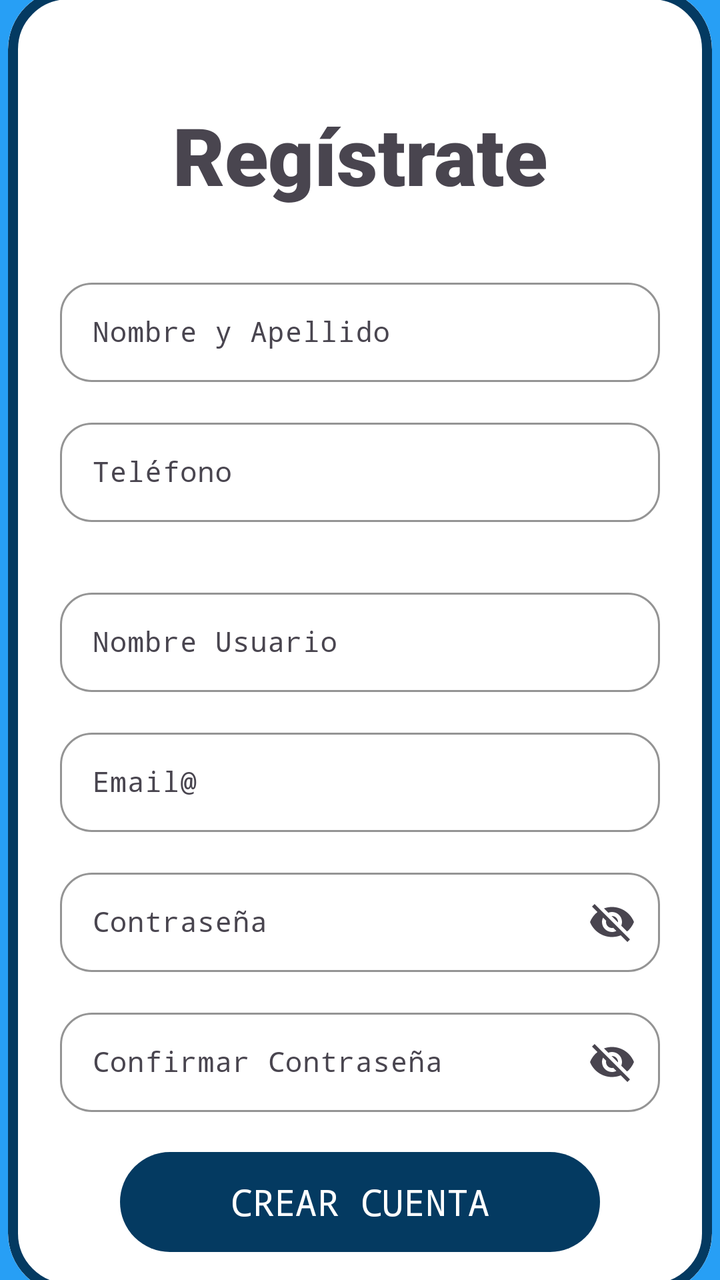
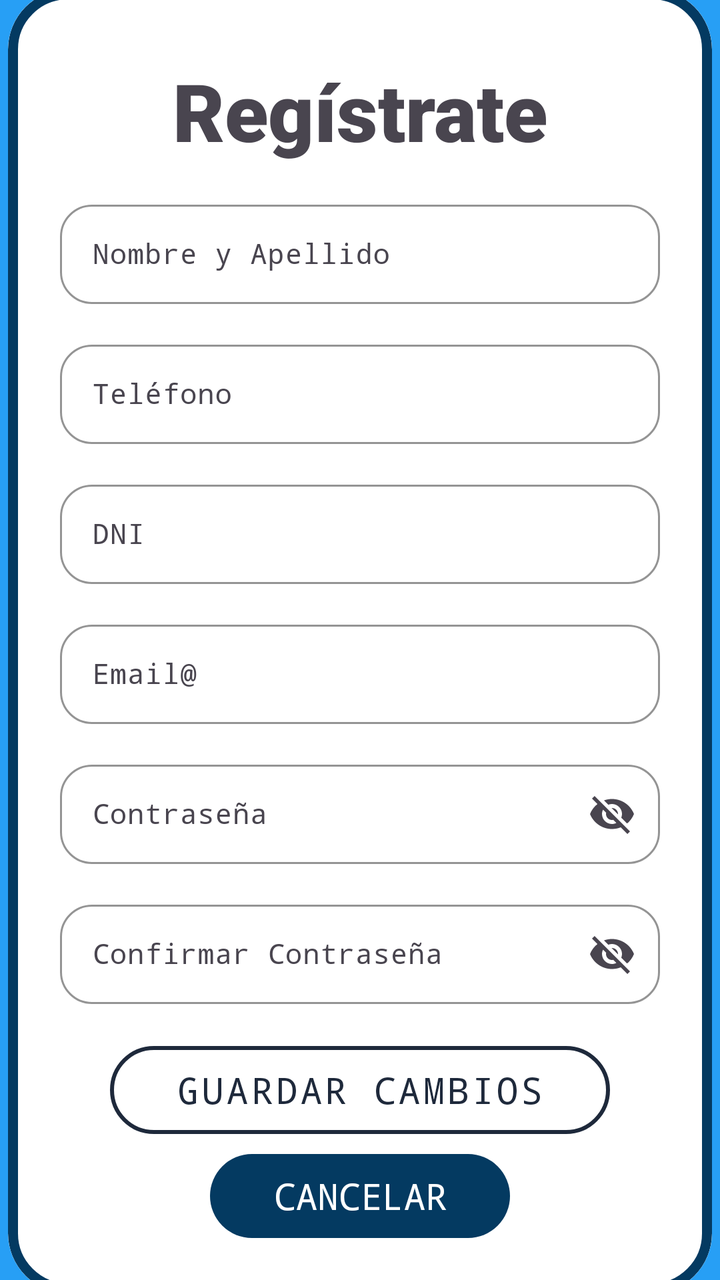

An Android layout rendered at two revisions. The XML below is the earlier revision; the diff shows what the commit changed to produce the second picture.
<!-- AndroidManifest.xml: application theme Theme.ParkPay -->
<!-- res/layout/activity_registro.xml -->
<?xml version="1.0" encoding="utf-8"?>
<androidx.constraintlayout.widget.ConstraintLayout xmlns:android="http://schemas.android.com/apk/res/android"
    xmlns:app="http://schemas.android.com/apk/res-auto"
    xmlns:tools="http://schemas.android.com/tools"
    android:id="@+id/main"
    android:layout_width="match_parent"
    android:layout_height="match_parent"
    tools:context=".Registro"
    android:background="#279FF5">

    <com.google.android.material.card.MaterialCardView
        style="@style/Widget.Material3.CardView.Outlined"
        android:layout_width="352dp"

        android:layout_height="652dp"
        app:cardBackgroundColor="@android:color/transparent"
        app:cardCornerRadius="30dp"
        app:layout_constraintBottom_toBottomOf="parent"
        app:layout_constraintEnd_toEndOf="parent"
        app:layout_constraintHorizontal_bias="0.491"
        app:layout_constraintStart_toStartOf="parent"
        app:layout_constraintTop_toTopOf="parent"
        app:layout_constraintVertical_bias="0.493"
        app:strokeColor="#043A61"
        app:strokeWidth="5dp">

        <androidx.constraintlayout.widget.ConstraintLayout
            android:layout_width="match_parent"
            android:layout_height="match_parent"
            android:background="@color/white"
            android:padding="16dp">

            <TextView
                android:id="@+id/textView"
                android:layout_width="wrap_content"
                android:layout_height="wrap_content"
                android:layout_marginTop="40dp"
                android:text="@string/login_register"
                android:textSize="40sp"
                app:layout_constraintEnd_toEndOf="parent"
                app:layout_constraintHorizontal_bias="0.502"
                app:layout_constraintStart_toStartOf="parent"
                app:layout_constraintTop_toTopOf="parent"
                android:fontFamily="sans-serif-black"/>

            <com.google.android.material.textfield.TextInputLayout
                android:id="@+id/til_name"
                android:layout_width="300dp"
                android:layout_height="55dp"
                android:layout_marginTop="32dp"
                android:hint="@string/register_name"
                app:boxBackgroundMode="outline"
                app:boxCornerRadiusBottomEnd="16dp"
                app:boxCornerRadiusBottomStart="16dp"
                app:boxCornerRadiusTopEnd="16dp"
                app:boxCornerRadiusTopStart="16dp"
                app:boxStrokeColor="#1E293B"
                app:hintTextColor="#64748B"
                app:layout_constraintEnd_toEndOf="parent"
                app:layout_constraintStart_toStartOf="parent"
                app:layout_constraintTop_toBottomOf="@+id/textView">

                <com.google.android.material.textfield.TextInputEditText
                    android:id="@+id/id_text_register_name"
                    android:layout_width="match_parent"
                    android:layout_height="wrap_content"
                    android:inputType="text"
                    android:textColor="#0F172A"
                    android:textColorHint="#64748B"
                    android:textSize="14sp"
                    android:fontFamily="monospace"/>
            </com.google.android.material.textfield.TextInputLayout>


            <com.google.android.material.textfield.TextInputLayout
                android:id="@+id/til_phone"
                android:layout_width="300dp"
                android:layout_height="55dp"
                android:layout_marginTop="15dp"
                android:hint="@string/register_number"
                app:boxBackgroundMode="outline"
                app:boxCornerRadiusBottomEnd="16dp"
                app:boxCornerRadiusBottomStart="16dp"
                app:boxCornerRadiusTopEnd="16dp"
                app:boxCornerRadiusTopStart="16dp"
                app:boxStrokeColor="#1E293B"
                app:hintTextColor="#64748B"
                app:layout_constraintEnd_toEndOf="parent"
                app:layout_constraintStart_toStartOf="parent"
                app:layout_constraintTop_toBottomOf="@+id/til_name">

                <com.google.android.material.textfield.TextInputEditText
                    android:id="@+id/id_text_register_phone"
                    android:layout_width="match_parent"
                    android:layout_height="wrap_content"
                    android:inputType="number"
                    android:textColor="#0F172A"
                    android:textColorHint="#64748B"
                    android:textSize="14sp"
                    android:fontFamily="monospace"/>
            </com.google.android.material.textfield.TextInputLayout>

            <com.google.android.material.textfield.TextInputLayout
                android:id="@+id/til_username"
                android:layout_width="300dp"
                android:layout_height="55dp"
                android:layout_marginTop="30dp"
                android:hint="@string/register_username"
                app:boxBackgroundMode="outline"
                app:boxCornerRadiusBottomEnd="16dp"
                app:boxCornerRadiusBottomStart="16dp"
                app:boxCornerRadiusTopEnd="16dp"
                app:boxCornerRadiusTopStart="16dp"
                app:boxStrokeColor="#1E293B"
                app:hintTextColor="#64748B"
                app:layout_constraintEnd_toEndOf="parent"
                app:layout_constraintStart_toStartOf="parent"
                app:layout_constraintTop_toBottomOf="@+id/til_phone">

                <com.google.android.material.textfield.TextInputEditText
                    android:id="@+id/id_text_register_username"
                    android:layout_width="match_parent"
                    android:layout_height="wrap_content"
                    android:inputType="text"
                    android:textColor="#0F172A"
                    android:textColorHint="#64748B"
                    android:textSize="14sp"
                    android:fontFamily="monospace"/>
            </com.google.android.material.textfield.TextInputLayout>


            <com.google.android.material.textfield.TextInputLayout
                android:id="@+id/til_email"
                android:layout_width="300dp"
                android:layout_height="55dp"
                android:layout_marginTop="15dp"
                android:hint="@string/login_ph_email"
                app:boxBackgroundMode="outline"
                app:boxCornerRadiusBottomEnd="16dp"
                app:boxCornerRadiusBottomStart="16dp"
                app:boxCornerRadiusTopEnd="16dp"
                app:boxCornerRadiusTopStart="16dp"
                app:boxStrokeColor="#1E293B"
                app:hintTextColor="#64748B"
                app:layout_constraintEnd_toEndOf="parent"
                app:layout_constraintStart_toStartOf="parent"
                app:layout_constraintTop_toBottomOf="@+id/til_username">

                <com.google.android.material.textfield.TextInputEditText
                    android:id="@+id/id_text_register_email"
                    android:layout_width="match_parent"
                    android:layout_height="wrap_content"
                    android:inputType="textEmailAddress"
                    android:textColor="#0F172A"
                    android:textColorHint="#64748B"
                    android:textSize="14sp"
                    android:fontFamily="monospace"/>
            </com.google.android.material.textfield.TextInputLayout>

            <com.google.android.material.textfield.TextInputLayout
                android:id="@+id/til_passw"
                android:layout_width="300dp"
                android:layout_height="55dp"
                android:layout_marginTop="15dp"
                android:hint="@string/login_ph_password"
                app:boxBackgroundMode="outline"
                app:boxCornerRadiusBottomEnd="16dp"
                app:boxCornerRadiusBottomStart="16dp"
                app:boxCornerRadiusTopEnd="16dp"
                app:boxCornerRadiusTopStart="16dp"
                app:boxStrokeColor="#1E293B"
                app:hintTextColor="#64748B"
                app:layout_constraintEnd_toEndOf="parent"
                app:layout_constraintStart_toStartOf="parent"
                app:layout_constraintTop_toBottomOf="@+id/til_email"
                app:endIconMode="password_toggle">

                <com.google.android.material.textfield.TextInputEditText
                    android:id="@+id/id_text_register_passw"
                    android:layout_width="match_parent"
                    android:layout_height="wrap_content"
                    android:inputType="text"
                    android:textColor="#0F172A"
                    android:textColorHint="#64748B"
                    android:textSize="14sp"
                    android:fontFamily="monospace"/>
            </com.google.android.material.textfield.TextInputLayout>


            <com.google.android.material.textfield.TextInputLayout
                android:id="@+id/til_confPassw"
                android:layout_width="300dp"
                android:layout_height="55dp"
                android:layout_marginTop="15dp"
                android:hint="@string/register_confPassw"
                app:boxBackgroundMode="outline"
                app:boxCornerRadiusBottomEnd="16dp"
                app:boxCornerRadiusBottomStart="16dp"
                app:boxCornerRadiusTopEnd="16dp"
                app:boxCornerRadiusTopStart="16dp"
                app:boxStrokeColor="#1E293B"
                app:endIconMode="password_toggle"
                app:hintTextColor="#64748B"
                app:layout_constraintEnd_toEndOf="parent"
                app:layout_constraintStart_toStartOf="parent"
                app:layout_constraintTop_toBottomOf="@+id/til_passw">

                <com.google.android.material.textfield.TextInputEditText
                    android:id="@+id/id_text_register_confPassw"
                    android:layout_width="match_parent"
                    android:layout_height="wrap_content"
                    android:inputType="text"
                    android:textColor="#0F172A"
                    android:textColorHint="#64748B"
                    android:textSize="14sp"
                    android:fontFamily="monospace"/>
            </com.google.android.material.textfield.TextInputLayout>


            <com.google.android.material.button.MaterialButton
                android:id="@+id/id_bt_login"
                android:layout_width="240dp"
                android:layout_height="58dp"
                android:layout_marginHorizontal="8dp"
                android:layout_marginTop="16dp"
                android:fontFamily="monospace"
                android:onClick="crearUsuario"
                android:text="@string/register_create"
                android:textAllCaps="true"
                android:textColor="#FFFFFF"
                android:textSize="18sp"
                app:backgroundTint="#043A61"
                app:cornerRadius="29dp"
                app:elevation="5dp"
                app:layout_constraintEnd_toEndOf="parent"
                app:layout_constraintStart_toStartOf="parent"
                app:layout_constraintTop_toBottomOf="@+id/til_confPassw" />


        </androidx.constraintlayout.widget.ConstraintLayout>

    </com.google.android.material.card.MaterialCardView>

</androidx.constraintlayout.widget.ConstraintLayout>
<!-- resources referenced by this layout -->
<resources>
  <color name="white">#FFFFFFFF</color>
  <string name="login_ph_email">Email@</string>
  <string name="login_ph_password">Contraseña</string>
  <string name="login_register">Regístrate</string>
  <string name="register_confPassw">Confirmar Contraseña</string>
  <string name="register_create">Crear Cuenta</string>
  <string name="register_name">Nombre y Apellido</string>
  <string name="register_number">Teléfono</string>
  <string name="register_username">Nombre Usuario</string>
  <style name="Theme.ParkPay" parent="Base.Theme.ParkPay" />
  <style name="Base.Theme.ParkPay" parent="Theme.Material3.DayNight.NoActionBar">
          
          
      </style>
</resources>

<!-- the commit's change to res/layout/activity_registro.xml (unified diff, before → after) -->
@@ -7,6 +7,267 @@
     android:layout_height="match_parent"
     tools:context=".Registro"
     android:background="#279FF5">
+
+
+
+
+
+
+
+
+
+
+
+
+
+
+
+
+
+
+
+
+
+
+
+
+
+
+
+
+
+
+
+
+
+
+
+
+
+
+
+
+
+
+
+
+
+
+
+
+
+
+
+
+
+
+
+
+
+
+
+
+
+
+
+
+
+
+
+
+
+
+
+
+
+
+
+
+
+
+
+
+
+
+
+
+
+
+
+
+
+
+
+
+
+
+
+
+
+
+
+
+
+
+
+
+
+
+
+
+
+
+
+
+
+
+
+
+
+
+
+
+
+
+
+
+
+
+
+
+
+
+
+
+
+
+
+
+
+
+
+
+
+
+
+
+
+
+
+
+
+
+
+
+
+
+
+
+
+
+
+
+
+
+
+
+
+
+
+
+
+
+
+
+
+
+
+
+
+
+
+
+
+
+
+
+
+
+
+
+
+
+
+
+
+
+
+
+
+
+
+
+
+
+
+
+
+
+
+
+
+
+
+
+
+
+
+
+
+
+
+
+
+
+
+
+
+
+
+
+
+
+
+
+
+
+
+
+
+
+
+
+
+
+
+
+
+
+
+
+
+
+
+
+
+
+
+
+
+
+
+
+
 
     <com.google.android.material.card.MaterialCardView
         style="@style/Widget.Material3.CardView.Outlined"
@@ -34,20 +295,19 @@
                 android:id="@+id/textView"
                 android:layout_width="wrap_content"
                 android:layout_height="wrap_content"
-                android:layout_marginTop="40dp"
+                android:layout_marginTop="18dp"
+                android:fontFamily="sans-serif-black"
                 android:text="@string/login_register"
                 android:textSize="40sp"
                 app:layout_constraintEnd_toEndOf="parent"
                 app:layout_constraintHorizontal_bias="0.502"
                 app:layout_constraintStart_toStartOf="parent"
-                app:layout_constraintTop_toTopOf="parent"
-                android:fontFamily="sans-serif-black"/>
+                app:layout_constraintTop_toTopOf="parent" />
 
             <com.google.android.material.textfield.TextInputLayout
                 android:id="@+id/til_name"
                 android:layout_width="300dp"
                 android:layout_height="55dp"
-                android:layout_marginTop="32dp"
                 android:hint="@string/register_name"
                 app:boxBackgroundMode="outline"
                 app:boxCornerRadiusBottomEnd="16dp"
@@ -58,17 +318,18 @@
                 app:hintTextColor="#64748B"
                 app:layout_constraintEnd_toEndOf="parent"
                 app:layout_constraintStart_toStartOf="parent"
-                app:layout_constraintTop_toBottomOf="@+id/textView">
+                app:layout_constraintTop_toBottomOf="@+id/textView"
+                android:layout_marginTop="15dp">
 
                 <com.google.android.material.textfield.TextInputEditText
                     android:id="@+id/id_text_register_name"
                     android:layout_width="match_parent"
                     android:layout_height="wrap_content"
+                    android:fontFamily="monospace"
                     android:inputType="text"
                     android:textColor="#0F172A"
                     android:textColorHint="#64748B"
-                    android:textSize="14sp"
-                    android:fontFamily="monospace"/>
+                    android:textSize="14sp" />
             </com.google.android.material.textfield.TextInputLayout>
 
 
@@ -101,11 +362,10 @@
             </com.google.android.material.textfield.TextInputLayout>
 
             <com.google.android.material.textfield.TextInputLayout
-                android:id="@+id/til_username"
+                android:id="@+id/til_dni"
                 android:layout_width="300dp"
                 android:layout_height="55dp"
-                android:layout_marginTop="30dp"
-                android:hint="@string/register_username"
+                android:hint="@string/register_dni"
                 app:boxBackgroundMode="outline"
                 app:boxCornerRadiusBottomEnd="16dp"
                 app:boxCornerRadiusBottomStart="16dp"
@@ -115,19 +375,19 @@
                 app:hintTextColor="#64748B"
                 app:layout_constraintEnd_toEndOf="parent"
                 app:layout_constraintStart_toStartOf="parent"
-                app:layout_constraintTop_toBottomOf="@+id/til_phone">
+                app:layout_constraintTop_toBottomOf="@+id/til_phone"
+                android:layout_marginTop="15dp">
 
                 <com.google.android.material.textfield.TextInputEditText
-                    android:id="@+id/id_text_register_username"
+                    android:id="@+id/id_text_register_dni"
                     android:layout_width="match_parent"
                     android:layout_height="wrap_content"
+                    android:fontFamily="monospace"
                     android:inputType="text"
                     android:textColor="#0F172A"
                     android:textColorHint="#64748B"
-                    android:textSize="14sp"
-                    android:fontFamily="monospace"/>
+                    android:textSize="14sp" />
             </com.google.android.material.textfield.TextInputLayout>
-
 
             <com.google.android.material.textfield.TextInputLayout
                 android:id="@+id/til_email"
@@ -144,7 +404,7 @@
                 app:hintTextColor="#64748B"
                 app:layout_constraintEnd_toEndOf="parent"
                 app:layout_constraintStart_toStartOf="parent"
-                app:layout_constraintTop_toBottomOf="@+id/til_username">
+                app:layout_constraintTop_toBottomOf="@+id/til_dni">
 
                 <com.google.android.material.textfield.TextInputEditText
                     android:id="@+id/id_text_register_email"
@@ -157,11 +417,11 @@
                     android:fontFamily="monospace"/>
             </com.google.android.material.textfield.TextInputLayout>
 
+
             <com.google.android.material.textfield.TextInputLayout
                 android:id="@+id/til_passw"
                 android:layout_width="300dp"
                 android:layout_height="55dp"
-                android:layout_marginTop="15dp"
                 android:hint="@string/login_ph_password"
                 app:boxBackgroundMode="outline"
                 app:boxCornerRadiusBottomEnd="16dp"
@@ -169,21 +429,22 @@
                 app:boxCornerRadiusTopEnd="16dp"
                 app:boxCornerRadiusTopStart="16dp"
                 app:boxStrokeColor="#1E293B"
+                app:endIconMode="password_toggle"
                 app:hintTextColor="#64748B"
                 app:layout_constraintEnd_toEndOf="parent"
                 app:layout_constraintStart_toStartOf="parent"
                 app:layout_constraintTop_toBottomOf="@+id/til_email"
-                app:endIconMode="password_toggle">
+                android:layout_marginTop="15dp">
 
                 <com.google.android.material.textfield.TextInputEditText
                     android:id="@+id/id_text_register_passw"
                     android:layout_width="match_parent"
                     android:layout_height="wrap_content"
+                    android:fontFamily="monospace"
                     android:inputType="text"
                     android:textColor="#0F172A"
                     android:textColorHint="#64748B"
-                    android:textSize="14sp"
-                    android:fontFamily="monospace"/>
+                    android:textSize="14sp" />
             </com.google.android.material.textfield.TextInputLayout>
 
 
@@ -218,14 +479,33 @@
 
 
             <com.google.android.material.button.MaterialButton
-                android:id="@+id/id_bt_login"
-                android:layout_width="240dp"
-                android:layout_height="58dp"
+                android:id="@+id/id_bt_register_user"
+                style="@style/Widget.MaterialComponents.Button.OutlinedButton"
+                android:layout_width="250dp"
+                android:layout_height="56dp"
                 android:layout_marginHorizontal="8dp"
-                android:layout_marginTop="16dp"
+                android:layout_marginTop="15dp"
                 android:fontFamily="monospace"
                 android:onClick="crearUsuario"
-                android:text="@string/register_create"
+                android:text="@string/user_update_user"
+                android:textAllCaps="true"
+                android:textColor="#1E293B"
+                android:textSize="18sp"
+                app:cornerRadius="28dp"
+                app:layout_constraintEnd_toEndOf="parent"
+                app:layout_constraintStart_toStartOf="parent"
+                app:layout_constraintTop_toBottomOf="@+id/til_confPassw"
+                app:strokeColor="#1E293B"
+                app:strokeWidth="2dp" />
+
+            <com.google.android.material.button.MaterialButton
+                android:id="@+id/id_bt_register_canceled"
+                android:layout_width="150dp"
+                android:layout_height="50dp"
+                android:layout_marginHorizontal="8dp"
+                android:fontFamily="monospace"
+                android:onClick="cancelarRegistro"
+                android:text="@string/bt_canceled"
                 android:textAllCaps="true"
                 android:textColor="#FFFFFF"
                 android:textSize="18sp"
@@ -234,7 +514,7 @@
                 app:elevation="5dp"
                 app:layout_constraintEnd_toEndOf="parent"
                 app:layout_constraintStart_toStartOf="parent"
-                app:layout_constraintTop_toBottomOf="@+id/til_confPassw" />
+                app:layout_constraintTop_toBottomOf="@+id/id_bt_register_user" />
 
 
         </androidx.constraintlayout.widget.ConstraintLayout>
<!-- resource entries referenced after the edit -->
@@ -1,14 +1,15 @@
 <!-- resources referenced by this layout -->
 <resources>
   <color name="white">#FFFFFFFF</color>
+  <string name="bt_canceled">Cancelar</string>
   <string name="login_ph_email">Email@</string>
   <string name="login_ph_password">Contraseña</string>
   <string name="login_register">Regístrate</string>
   <string name="register_confPassw">Confirmar Contraseña</string>
-  <string name="register_create">Crear Cuenta</string>
+  <string name="register_dni">DNI</string>
   <string name="register_name">Nombre y Apellido</string>
   <string name="register_number">Teléfono</string>
-  <string name="register_username">Nombre Usuario</string>
+  <string name="user_update_user">Guardar Cambios</string>
   <style name="Theme.ParkPay" parent="Base.Theme.ParkPay" />
   <style name="Base.Theme.ParkPay" parent="Theme.Material3.DayNight.NoActionBar">
           
